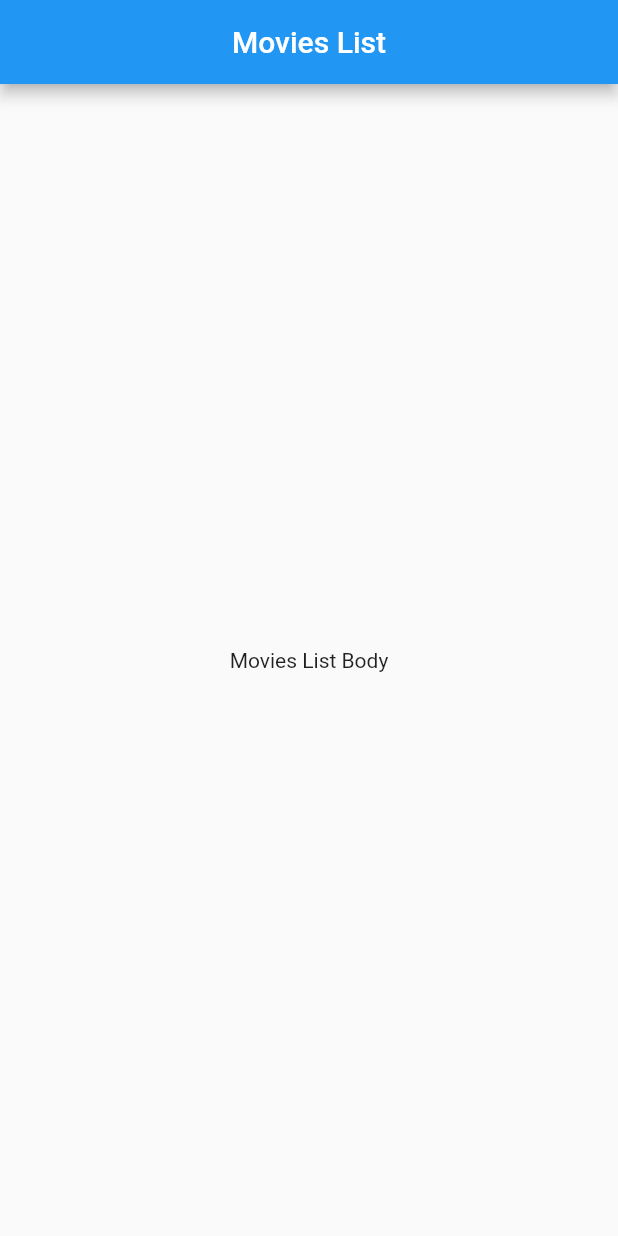
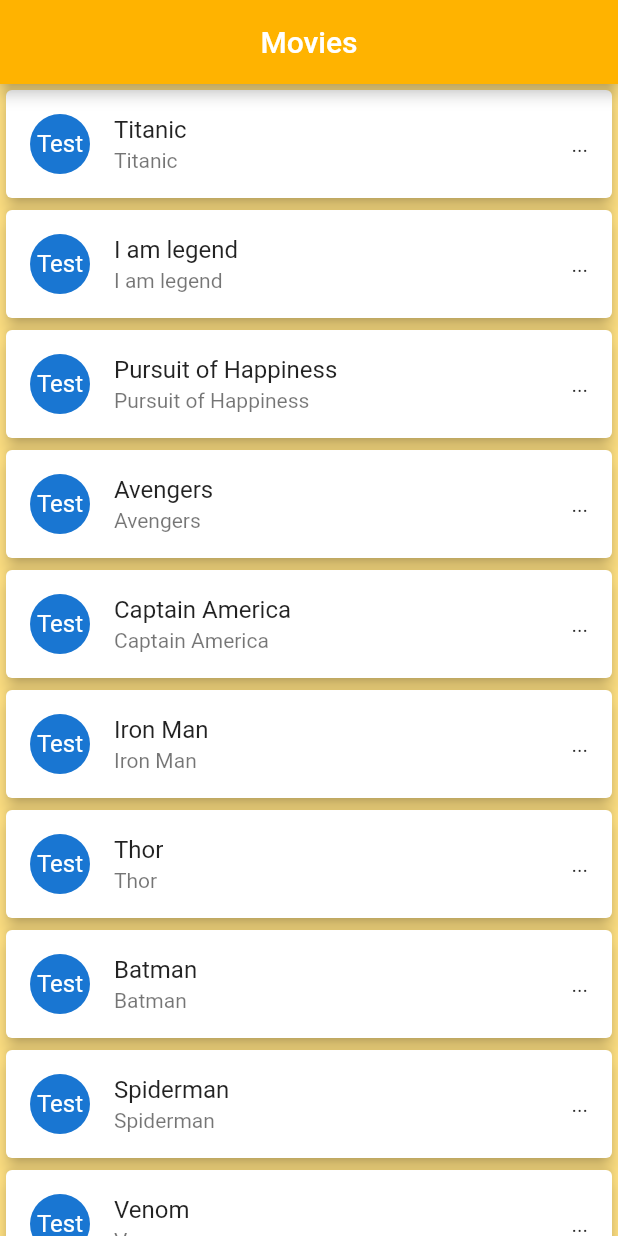
Before and after one commit to irfan87/flutter_movies_app, a Flutter app: the screen it shows after launch, on a phone screen of 412 x 824 dp. Run offline on Flutter 3.47's test engine with Material 2 defaults, Android fonts, the phone set to English and light mode, and no system bars.

Commit message:
make a listview of movie

```diff
--- a/lib/main.dart
+++ b/lib/main.dart
@@ -1,5 +1,5 @@
 import 'package:flutter/material.dart';
-import 'package:flutter_movies_app/ui/movies_page.dart';
+import 'package:flutter_movies_app/ui/movies_listview.dart';
 
 void main() => runApp(MoviesApp());
 
@@ -7,7 +7,7 @@ class MoviesApp extends StatelessWidget {
   @override
   Widget build(BuildContext context) {
     return MaterialApp(
-      home: MoviesPage(),
+      home: MoviesListView(),
       debugShowCheckedModeBanner: false,
     );
   }
--- /dev/null
+++ b/lib/ui/movies_listview.dart
@@ -0,0 +1,50 @@
+import 'package:flutter/material.dart';
+
+class MoviesListView extends StatelessWidget {
+  final List movies = [
+    "Titanic",
+    "I am legend",
+    "Pursuit of Happiness",
+    "Avengers",
+    "Captain America",
+    "Iron Man",
+    "Thor",
+    "Batman",
+    "Spiderman",
+    "Venom",
+    "300",
+    "Nujum Pak Belalang",
+  ];
+
+  @override
+  Widget build(BuildContext context) {
+    return Scaffold(
+      appBar: AppBar(
+        title: Text('Movies'),
+        backgroundColor: Colors.amber.shade600,
+        centerTitle: true,
+      ),
+      backgroundColor: Colors.amber.shade200,
+      body: ListView.builder(
+        itemCount: movies.length,
+        itemBuilder: (BuildContext context, int index) {
+          return Card(
+            color: Colors.white,
+            elevation: 4.5,
+            child: ListTile(
+              leading: CircleAvatar(
+                child: Container(
+                  child: Text('Test'),
+                ),
+              ),
+              title: Text(movies[index]),
+              subtitle: Text(movies[index]),
+              trailing: Text('...'),
+              onTap: () => debugPrint('Movies Name: ${movies[index]}'),
+            ),
+          );
+        },
+      ),
+    );
+  }
+}
--- a/lib/ui/movies_page.dart
+++ /dev/null
@@ -1,21 +0,0 @@
-import 'package:flutter/material.dart';
-
-class MoviesPage extends StatefulWidget {
-  @override
-  _MoviesPageState createState() => _MoviesPageState();
-}
-
-class _MoviesPageState extends State<MoviesPage> {
-  @override
-  Widget build(BuildContext context) {
-    return Scaffold(
-      appBar: AppBar(
-        title: Text('Movies List'),
-        centerTitle: true,
-      ),
-      body: Center(
-        child: Text('Movies List Body'),
-      ),
-    );
-  }
-}
```
Also changed, not shown: 1 other file.
